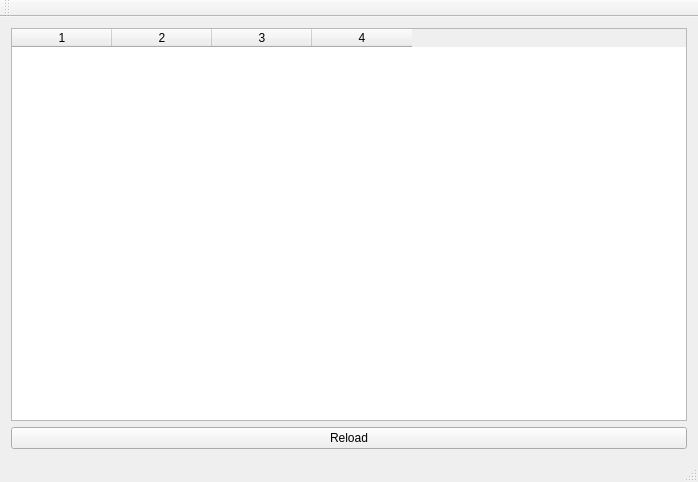
The window that mainwindow.ui (bravoshota/roster) describes before a commit, drawn with Qt 5.
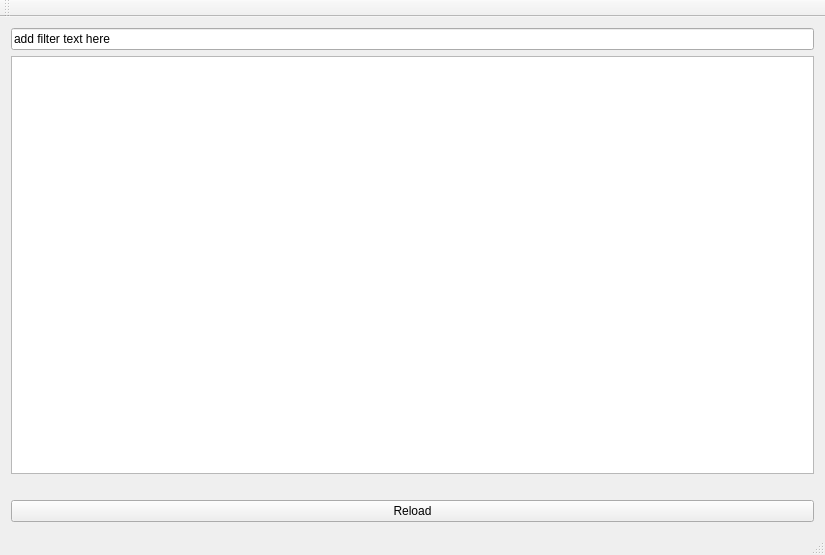
The same window after the commit.

Commit message: added model/view architecture, started implementation of filter

Diff of the .ui file:
```diff
--- a/mainwindow.ui
+++ b/mainwindow.ui
@@ -6,8 +6,8 @@
    <rect>
     <x>0</x>
     <y>0</y>
-    <width>698</width>
-    <height>482</height>
+    <width>825</width>
+    <height>555</height>
    </rect>
   </property>
   <property name="windowTitle">
@@ -16,20 +16,22 @@
   <widget class="QWidget" name="centralWidget">
    <layout class="QVBoxLayout" name="verticalLayout_2">
     <item>
-     <widget class="QTableWidget" name="tableWidget">
-      <property name="sizePolicy">
-       <sizepolicy hsizetype="Expanding" vsizetype="Expanding">
-        <horstretch>0</horstretch>
-        <verstretch>0</verstretch>
-       </sizepolicy>
-      </property>
-      <property name="columnCount">
-       <number>4</number>
-      </property>
-      <column/>
-      <column/>
-      <column/>
-      <column/>
+     <layout class="QVBoxLayout" name="verticalLayout">
+      <item>
+       <widget class="QLineEdit" name="filterEdit">
+        <property name="text">
+         <string>add filter text here</string>
+        </property>
+       </widget>
+      </item>
+      <item>
+       <widget class="QTableView" name="tableView"/>
+      </item>
+      <item>
+       <widget class="QLabel" name="label">
+        <property name="text">
+         <string/>
+        </property>
      </widget>
     </item>
     <item>
@@ -40,6 +42,8 @@
      </widget>
     </item>
    </layout>
+    </item>
+   </layout>
   </widget>
   <widget class="QMenuBar" name="menuBar">
    <property name="geometry">
```
Left out of the diff: 2 changed lines with no effect on the pictures. Lines whose indentation alone changed are shown as unchanged. The commit also changes 5 other files.
